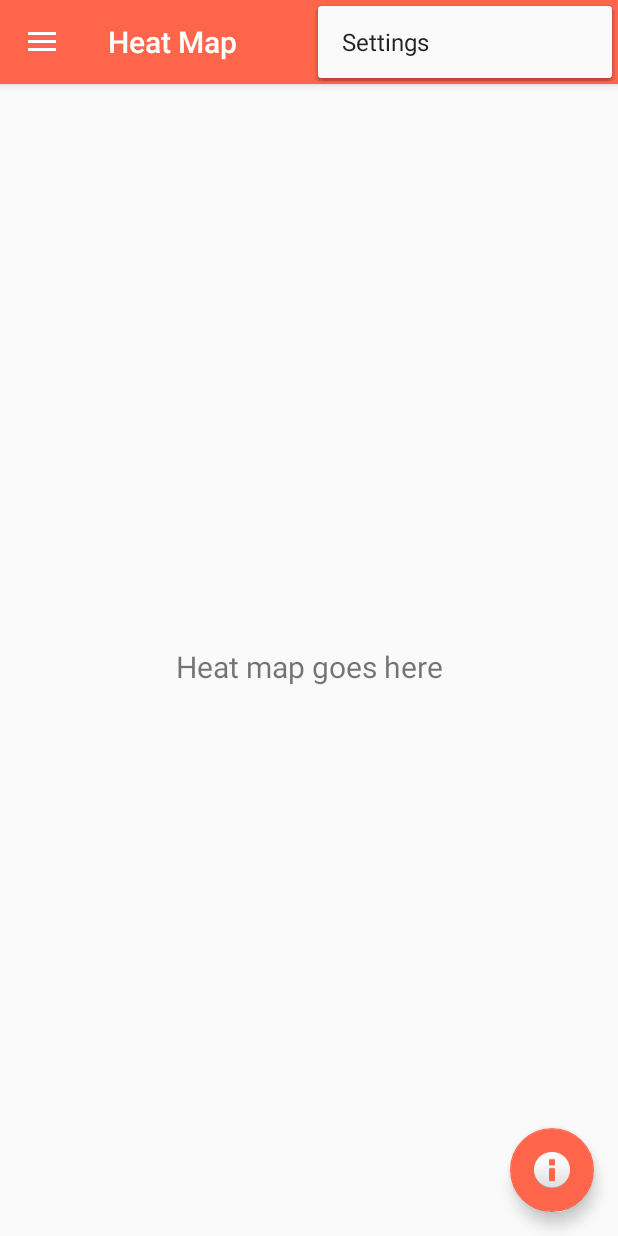
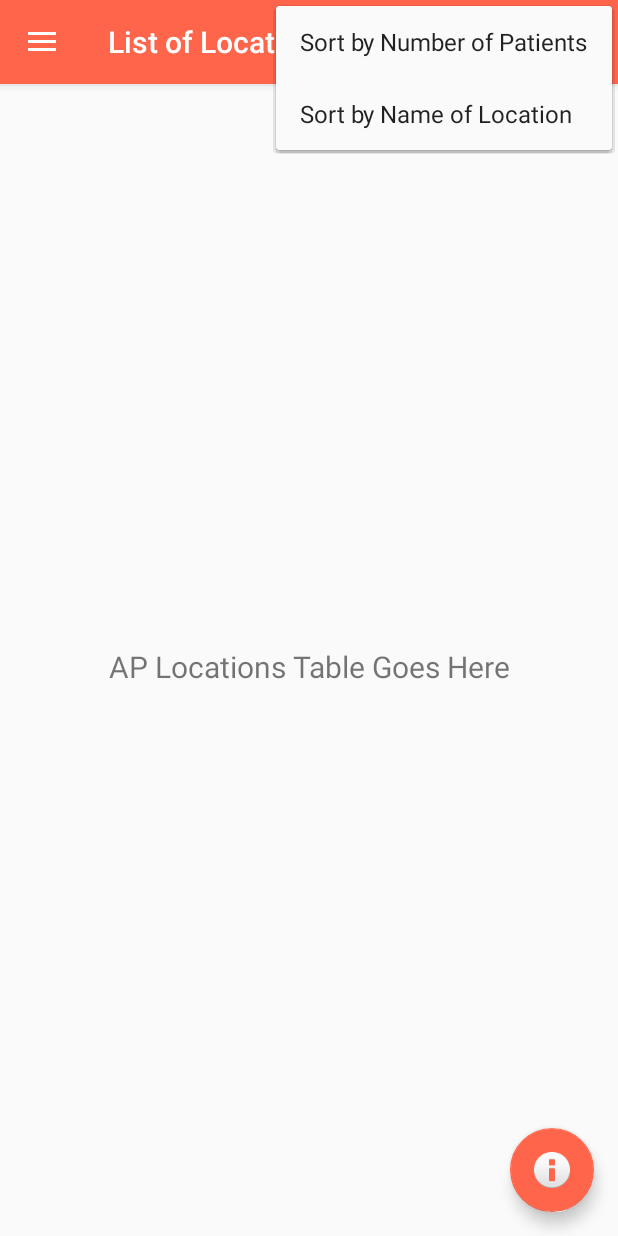
Before and after one commit to hiba1725/Covid_19_Tracker, an Android app: the screen it shows after launch (MainActivity), with the options menu open, on a phone screen of 412 x 824 dp. Run offline under Robolectric (Android 15) with nearby library versions, the phone set to English and light mode, and no system bars; our stand-ins replace navigation-ui.

Commit message:
fixed the ui to conform with new specs

```diff
--- a/app/src/main/java/com/example/covid19tracker/MainActivity.java
+++ b/app/src/main/java/com/example/covid19tracker/MainActivity.java
@@ -30,7 +30,7 @@ public class MainActivity extends AppCompatActivity {
         fab.setOnClickListener(new View.OnClickListener() {
             @Override
             public void onClick(View view) {
-                Snackbar.make(view, "Covid Resources (links about precautions...)", Snackbar.LENGTH_LONG)
+                Snackbar.make(view, "Covid Resources:\nhttps://www.moph.gov.lb/en/Pages/2/24870/novel-coronavirus-2019-", Snackbar.LENGTH_LONG)
                         .setAction("Action", null).show();
             }
         });
@@ -46,13 +46,13 @@ public class MainActivity extends AppCompatActivity {
         NavigationUI.setupActionBarWithNavController(this, navController, mAppBarConfiguration);
         NavigationUI.setupWithNavController(navigationView, navController);
     }
-
-    @Override
-    public boolean onCreateOptionsMenu(Menu menu) {
-        // Inflate the menu; this adds items to the action bar if it is present.
-        getMenuInflater().inflate(R.menu.main, menu);
-        return true;
-    }
+//
+//    @Override
+//    public boolean onCreateOptionsMenu(Menu menu) {
+//        // Inflate the menu; this adds items to the action bar if it is present.
+//        getMenuInflater().inflate(R.menu.locations_list_menu, menu);
+//        return true;
+//    }
 
     @Override
     public boolean onSupportNavigateUp() {
@@ -60,4 +60,5 @@ public class MainActivity extends AppCompatActivity {
         return NavigationUI.navigateUp(navController, mAppBarConfiguration)
                 || super.onSupportNavigateUp();
     }
+
 }
--- a/app/src/main/java/com/example/covid19tracker/ui/heatMap/HeatMapFragment.java
+++ /dev/null
@@ -1,35 +0,0 @@
-package com.example.covid19tracker.ui.heatMap;
-
-import android.os.Bundle;
-import android.view.LayoutInflater;
-import android.view.View;
-import android.view.ViewGroup;
-import android.widget.TextView;
-
-import androidx.annotation.NonNull;
-import androidx.annotation.Nullable;
-import androidx.fragment.app.Fragment;
-import androidx.lifecycle.Observer;
-import androidx.lifecycle.ViewModelProviders;
-
-import com.example.covid19tracker.R;
-
-public class HeatMapFragment extends Fragment {
-
-    private HeatMapViewModel homeViewModel;
-
-    public View onCreateView(@NonNull LayoutInflater inflater,
-                             ViewGroup container, Bundle savedInstanceState) {
-        homeViewModel =
-                ViewModelProviders.of(this).get(HeatMapViewModel.class);
-        View root = inflater.inflate(R.layout.fragment_heat_map, container, false);
-        final TextView textView = root.findViewById(R.id.text_heat_map);
-        homeViewModel.getText().observe(getViewLifecycleOwner(), new Observer<String>() {
-            @Override
-            public void onChanged(@Nullable String s) {
-                textView.setText(s);
-            }
-        });
-        return root;
-    }
-}
--- a/app/src/main/java/com/example/covid19tracker/ui/locations/LocationsFragment.java
+++ b/app/src/main/java/com/example/covid19tracker/ui/locations/LocationsFragment.java
@@ -32,4 +32,10 @@ public class LocationsFragment extends Fragment {
         });
         return root;
     }
+
+    @Override
+    public void onCreate(@Nullable Bundle savedInstanceState) {
+        super.onCreate(savedInstanceState);
+        setHasOptionsMenu(false);
+    }
 }
--- /dev/null
+++ b/app/src/main/java/com/example/covid19tracker/ui/locations_list/LocationsListFragment.java
@@ -0,0 +1,68 @@
+package com.example.covid19tracker.ui.locations_list;
+
+import android.os.Bundle;
+import android.view.LayoutInflater;
+import android.view.Menu;
+import android.view.MenuInflater;
+import android.view.MenuItem;
+import android.view.View;
+import android.view.ViewGroup;
+import android.widget.TextView;
+import android.widget.Toast;
+
+import androidx.annotation.NonNull;
+import androidx.annotation.Nullable;
+import androidx.fragment.app.Fragment;
+import androidx.lifecycle.Observer;
+import androidx.lifecycle.ViewModelProviders;
+
+import com.example.covid19tracker.R;
+
+public class LocationsListFragment extends Fragment {
+
+    private LocationsListViewModel homeViewModel;
+
+    public View onCreateView(@NonNull LayoutInflater inflater,
+                             ViewGroup container, Bundle savedInstanceState) {
+        homeViewModel =
+                ViewModelProviders.of(this).get(LocationsListViewModel.class);
+        View root = inflater.inflate(R.layout.fragment_locations_list, container, false);
+        final TextView textView = root.findViewById(R.id.text_locations_list);
+        homeViewModel.getText().observe(getViewLifecycleOwner(), new Observer<String>() {
+            @Override
+            public void onChanged(@Nullable String s) {
+                textView.setText(s);
+            }
+        });
+        return root;
+    }
+
+    @Override
+    public void onCreate(@Nullable Bundle savedInstanceState) {
+        super.onCreate(savedInstanceState);
+        setHasOptionsMenu(true);
+    }
+    @Override
+    public void onCreateOptionsMenu(Menu menu, MenuInflater inflater) {
+        inflater.inflate(R.menu.locations_list_menu, menu);
+        super.onCreateOptionsMenu(menu, inflater);
+    }
+    @Override
+    public boolean onOptionsItemSelected(MenuItem item) {
+        // Handle item selection
+        switch (item.getItemId()) {
+            case R.id.action_sort_number:
+                //sort locations by number of patients
+                return true;
+            case R.id.action_sort_name:
+                //sort locations by name of locations
+                return true;
+
+            default:
+
+                return super.onOptionsItemSelected(item);
+
+        }
+
+    }
+}
--- a/app/src/main/java/com/example/covid19tracker/ui/heatMap/HeatMapViewModel.java
+++ b/app/src/main/java/com/example/covid19tracker/ui/locations_list/LocationsListViewModel.java
@@ -1,16 +1,16 @@
-package com.example.covid19tracker.ui.heatMap;
+package com.example.covid19tracker.ui.locations_list;
 
 import androidx.lifecycle.LiveData;
 import androidx.lifecycle.MutableLiveData;
 import androidx.lifecycle.ViewModel;
 
-public class HeatMapViewModel extends ViewModel {
+public class LocationsListViewModel extends ViewModel {
 
     private MutableLiveData<String> mText;
 
-    public HeatMapViewModel() {
+    public LocationsListViewModel() {
         mText = new MutableLiveData<>();
-        mText.setValue("Heat map goes here");
+        mText.setValue("AP Locations Table Goes Here");
     }
 
     public LiveData<String> getText() {
--- a/app/src/main/res/layout/fragment_heat_map.xml
+++ b/app/src/main/res/layout/fragment_locations_list.xml
@@ -4,10 +4,10 @@
     xmlns:tools="http://schemas.android.com/tools"
     android:layout_width="match_parent"
     android:layout_height="match_parent"
-    tools:context=".ui.heatMap.HeatMapFragment">
+    tools:context=".ui.locations_list.LocationsListFragment">
 
     <TextView
-        android:id="@+id/text_heat_map"
+        android:id="@+id/text_locations_list"
         android:layout_width="match_parent"
         android:layout_height="wrap_content"
         android:layout_marginStart="8dp"
--- /dev/null
+++ b/app/src/main/res/menu/locations_list_menu.xml
@@ -0,0 +1,14 @@
+<?xml version="1.0" encoding="utf-8"?>
+<menu xmlns:android="http://schemas.android.com/apk/res/android"
+    xmlns:app="http://schemas.android.com/apk/res-auto">
+        <item
+            android:id="@+id/action_sort_number"
+            android:orderInCategory="100"
+            android:title="@string/action_sort_number"
+            app:showAsAction="never" />
+        <item
+            android:id="@+id/action_sort_name"
+            android:orderInCategory="100"
+            android:title="@string/action_sort_name"
+            app:showAsAction="never" />
+</menu>
--- a/app/src/main/res/menu/main.xml
+++ b/app/src/main/res/menu/main.xml
@@ -1,9 +1,9 @@
 <?xml version="1.0" encoding="utf-8"?>
 <menu xmlns:android="http://schemas.android.com/apk/res/android"
     xmlns:app="http://schemas.android.com/apk/res-auto">
-    <item
-        android:id="@+id/action_settings"
-        android:orderInCategory="100"
-        android:title="@string/action_settings"
-        app:showAsAction="never" />
+<!--    <item-->
+<!--        android:id="@+id/action_settings"-->
+<!--        android:orderInCategory="100"-->
+<!--        android:title="@string/action_settings"-->
+<!--        app:showAsAction="never" />-->
 </menu>
--- a/app/src/main/res/navigation/mobile_navigation.xml
+++ b/app/src/main/res/navigation/mobile_navigation.xml
@@ -7,9 +7,9 @@
 
     <fragment
         android:id="@+id/nav_heat_map"
-        android:name="com.example.covid19tracker.ui.heatMap.HeatMapFragment"
-        android:label="@string/menu_heat_map"
-        tools:layout="@layout/fragment_heat_map"/>
+        android:name="com.example.covid19tracker.ui.locations_list.LocationsListFragment"
+        android:label="@string/menu_locations_list"
+        tools:layout="@layout/fragment_locations_list"/>
 
     <fragment
         android:id="@+id/nav_locations"
--- a/app/src/main/res/values/strings.xml
+++ b/app/src/main/res/values/strings.xml
@@ -5,9 +5,10 @@
     <string name="nav_header_title">Covid 19 Tracker</string>
     <string name="nav_header_subtitle">Application to track the whereabouts of Covid patients.</string>
     <string name="nav_header_desc">Navigation header</string>
-    <string name="action_settings">Settings</string>
+    <string name="action_sort_number">Sort by Number of Patients</string>
+    <string name="action_sort_name">Sort by Name of Location</string>
 
-    <string name="menu_heat_map">Heat Map</string>
+    <string name="menu_locations_list">List of Locations</string>
     <string name="menu_locations">Places You\'ve Visited</string>
     <string name="menu_user_profile">User Profile</string>
 
```
Also changed, not shown: app/src/main/java/com/example/covid19tracker/ui/userProfile/UserProfileFragment.java (+7 -7 lines), app/src/main/res/layout/fragment_user_profile.xml (+52 -11 lines).
